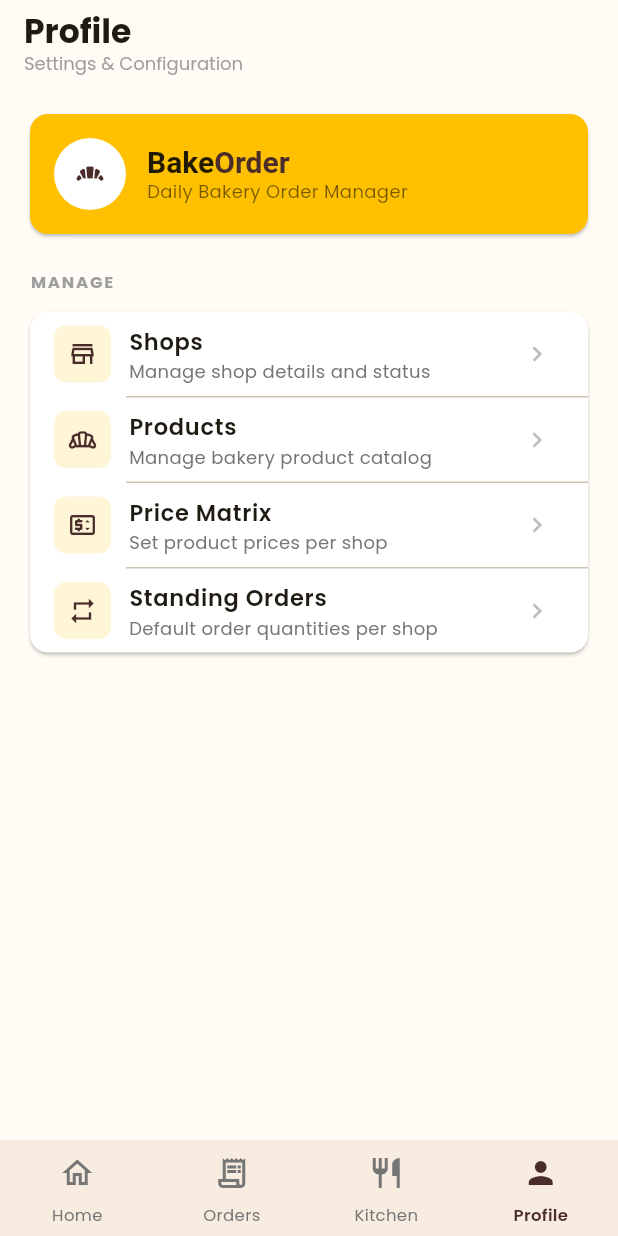
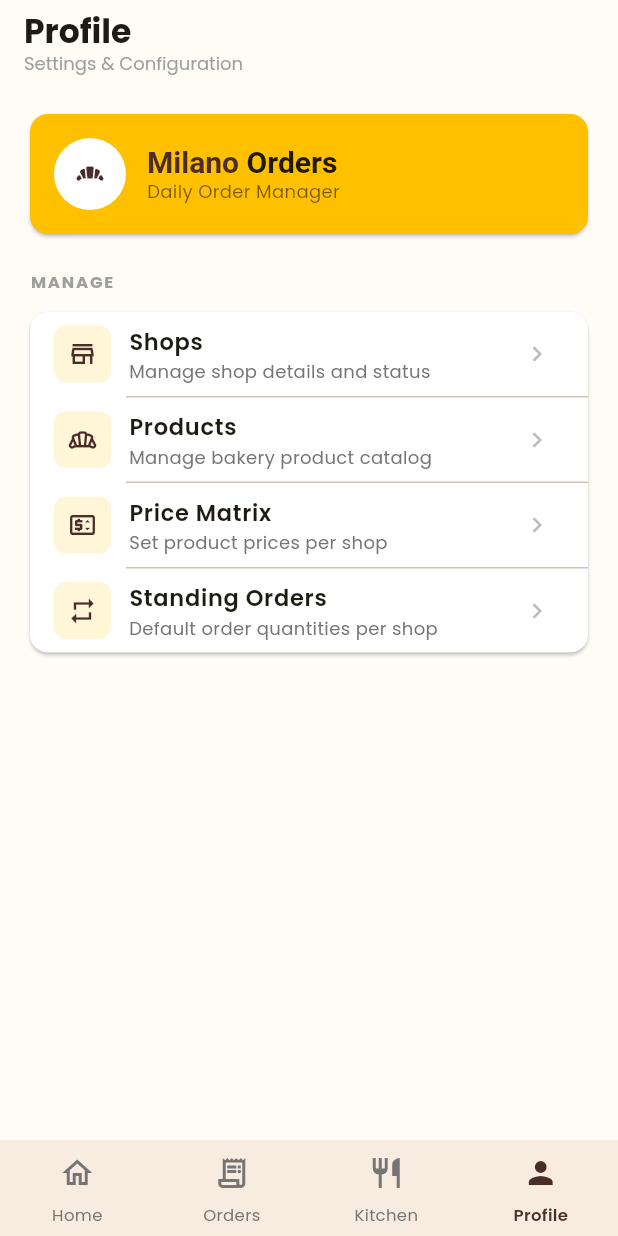
Before and after one commit to JuniorRaja/cafe-milano-app, a Flutter app: the screen it shows after launch, item 4 of the bottom bar chosen, on a phone screen of 412 x 824 dp. Run offline on Flutter 3.47's test engine with Material 3 defaults, Android fonts, the phone set to English and light mode, and no system bars; our stand-ins replace drift, flutter_riverpod, go_router, google_fonts, image_picker, share_plus; accounts and stored records are empty; generated files the repository leaves out were written again.

Commit message:
feat: rename application to Milano Orders and update related configurations

```diff
--- a/lib/app.dart
+++ b/lib/app.dart
@@ -120,13 +120,13 @@ final _router = GoRouter(
   ],
 );
 
-class BakeOrderApp extends StatelessWidget {
-  const BakeOrderApp({super.key});
+class MilanoOrdersApp extends StatelessWidget {
+  const MilanoOrdersApp({super.key});
 
   @override
   Widget build(BuildContext context) {
     return MaterialApp.router(
-      title: 'BakeOrder',
+      title: 'Milano Orders',
       theme: ThemeData(
         useMaterial3: true,
         visualDensity: VisualDensity.compact,
--- a/lib/database/app_database.dart
+++ b/lib/database/app_database.dart
@@ -30,7 +30,7 @@ part 'daos/price_dao.dart';
 class AppDatabase extends _$AppDatabase {
   AppDatabase() : super(_openConnection());
 
-  AppDatabase.forTesting(QueryExecutor e) : super(e);
+  AppDatabase.forTesting(super.e);
 
   @override
   int get schemaVersion => 1;
@@ -39,7 +39,7 @@ class AppDatabase extends _$AppDatabase {
 LazyDatabase _openConnection() {
   return LazyDatabase(() async {
     final dbFolder = await getApplicationDocumentsDirectory();
-    final file = File(p.join(dbFolder.path, 'bakeorder.db'));
+    final file = File(p.join(dbFolder.path, 'milano_orders.db'));
     return NativeDatabase.createInBackground(file);
   });
 }
--- a/lib/database/seed_data.dart
+++ b/lib/database/seed_data.dart
@@ -5,10 +5,10 @@ import 'app_database.dart';
 Future<void> seedDatabase(AppDatabase db) async {
   final existing = await db.select(db.shops).get();
   if (existing.isNotEmpty) {
-    debugPrint('[BakeOrder] DB already seeded (${existing.length} shops). Skipping.');
+    debugPrint('[MilanoOrders] DB already seeded (${existing.length} shops). Skipping.');
     return;
   }
-  debugPrint('[BakeOrder] Seeding database...');
+  debugPrint('[MilanoOrders] Seeding database...');
 
   await db.transaction(() async {
     // 5 shops
@@ -113,5 +113,5 @@ Future<void> seedDatabase(AppDatabase db) async {
           ));
     }
   });
-  debugPrint('[BakeOrder] Seed complete — 5 shops, 6 products, prices, standing orders, and 2 test orders inserted.');
+  debugPrint('[MilanoOrders] Seed complete — 5 shops, 6 products, prices, standing orders, and 2 test orders inserted.');
 }
--- a/lib/main.dart
+++ b/lib/main.dart
@@ -8,5 +8,5 @@ void main() async {
   WidgetsFlutterBinding.ensureInitialized();
   final container = ProviderContainer();
   await seedDatabase(container.read(databaseProvider));
-  runApp(UncontrolledProviderScope(container: container, child: const BakeOrderApp()));
+  runApp(UncontrolledProviderScope(container: container, child: const MilanoOrdersApp()));
 }
--- a/lib/screens/home/home_screen.dart
+++ b/lib/screens/home/home_screen.dart
@@ -40,17 +40,17 @@ class HomeScreen extends ConsumerWidget {
                   text: const TextSpan(
                     children: [
                       TextSpan(
-                        text: 'Bake',
+                        text: 'Milano',
                         style: TextStyle(
-                          color: Colors.black87,
+                          color: kBrandGold,
                           fontWeight: FontWeight.bold,
                           fontSize: 17,
                         ),
                       ),
                       TextSpan(
-                        text: 'Order',
+                        text: ' Orders',
                         style: TextStyle(
-                          color: kBrandBrown,
+                          color: Colors.black87,
                           fontWeight: FontWeight.bold,
                           fontSize: 17,
                         ),
--- a/lib/screens/order_entry/order_entry_screen.dart
+++ b/lib/screens/order_entry/order_entry_screen.dart
@@ -436,7 +436,7 @@ class _OrderEntryScreenState extends ConsumerState<OrderEntryScreen> {
                   )
                 : ListView.separated(
                     itemCount: _products.length,
-                    separatorBuilder: (_, __) =>
+                    separatorBuilder: (_, _) =>
                         const Divider(height: 1, indent: 16),
                     itemBuilder: (context, i) {
                       final product = _products[i];
--- a/lib/screens/profile/products/product_form_screen.dart
+++ b/lib/screens/profile/products/product_form_screen.dart
@@ -158,7 +158,7 @@ class _ProductFormScreenState extends ConsumerState<ProductFormScreen> {
                                     child: Image.file(
                                       File(_photoPath!),
                                       fit: BoxFit.cover,
-                                      errorBuilder: (_, __, ___) =>
+                                      errorBuilder: (_, _, _) =>
                                           const Icon(Icons.broken_image, size: 40),
                                     ),
                                   )
--- a/lib/screens/profile/products/product_list_screen.dart
+++ b/lib/screens/profile/products/product_list_screen.dart
@@ -51,7 +51,7 @@ class ProductListScreen extends ConsumerWidget {
 
           return ListView.separated(
             itemCount: all.length,
-            separatorBuilder: (_, __) => const Divider(height: 1),
+            separatorBuilder: (_, _) => const Divider(height: 1),
             itemBuilder: (context, index) {
               final product = all[index];
               final isActive = product.isActive;
@@ -66,7 +66,7 @@ class ProductListScreen extends ConsumerWidget {
                             width: 40,
                             height: 40,
                             fit: BoxFit.cover,
-                            errorBuilder: (_, __, ___) =>
+                            errorBuilder: (_, _, _) =>
                                 LetterAvatar(name: product.name, radius: 20),
                           ),
                         )
--- a/lib/screens/profile/profile_screen.dart
+++ b/lib/screens/profile/profile_screen.dart
@@ -52,17 +52,17 @@ class ProfileScreen extends StatelessWidget {
                         text: const TextSpan(
                           children: [
                             TextSpan(
-                              text: 'Bake',
+                              text: 'Milano',
                               style: TextStyle(
-                                color: Colors.black87,
+                                color: kBrandBrown,
                                 fontWeight: FontWeight.bold,
                                 fontSize: 20,
                               ),
                             ),
                             TextSpan(
-                              text: 'Order',
+                              text: ' Orders',
                               style: TextStyle(
-                                color: kBrandBrown,
+                                color: Colors.black87,
                                 fontWeight: FontWeight.bold,
                                 fontSize: 20,
                               ),
@@ -71,7 +71,7 @@ class ProfileScreen extends StatelessWidget {
                         ),
                       ),
                       const Text(
-                        'Daily Bakery Order Manager',
+                        'Daily Order Manager',
                         style: TextStyle(
                             color: Colors.black54, fontSize: 12),
                       ),
--- a/lib/screens/profile/shops/shop_list_screen.dart
+++ b/lib/screens/profile/shops/shop_list_screen.dart
@@ -50,7 +50,7 @@ class ShopListScreen extends ConsumerWidget {
 
           return ListView.separated(
             itemCount: all.length,
-            separatorBuilder: (_, __) => const Divider(height: 1),
+            separatorBuilder: (_, _) => const Divider(height: 1),
             itemBuilder: (context, index) {
               final shop = all[index];
               final isActive = shop.isActive;
--- a/lib/widgets/product_qty_row.dart
+++ b/lib/widgets/product_qty_row.dart
@@ -46,7 +46,7 @@ class ProductQtyRow extends StatelessWidget {
                       child: Image.file(
                         File(product.photoPath!),
                         fit: BoxFit.cover,
-                        errorBuilder: (_, __, ___) =>
+                        errorBuilder: (_, _, _) =>
                             LetterAvatar(name: product.name),
                       ),
                     )
--- a/pubspec.yaml
+++ b/pubspec.yaml
@@ -1,5 +1,5 @@
-name: cafe_milano
-description: "BakeOrder — Daily bakery order management"
+name: milano_orders
+description: "Milano Orders — Daily bakery order management"
 publish_to: 'none'
 version: 1.0.0+1
 
@@ -38,5 +38,5 @@ flutter_launcher_icons:
   ios: true
   image_path: "mobile-app-logo-trasnsp.png"
   min_sdk_android: 21
-  adaptive_icon_background: "#FFC000"
+  adaptive_icon_background: "#FFFFFF"
   adaptive_icon_foreground: "mobile-app-logo-trasnsp.png"
```
Also changed, not shown: lib/screens/profile/prices/price_matrix_screen.dart (+8 -4 lines), lib/screens/profile/standing_orders/standing_orders_screen.dart (+8 -4 lines), 13 other files.
